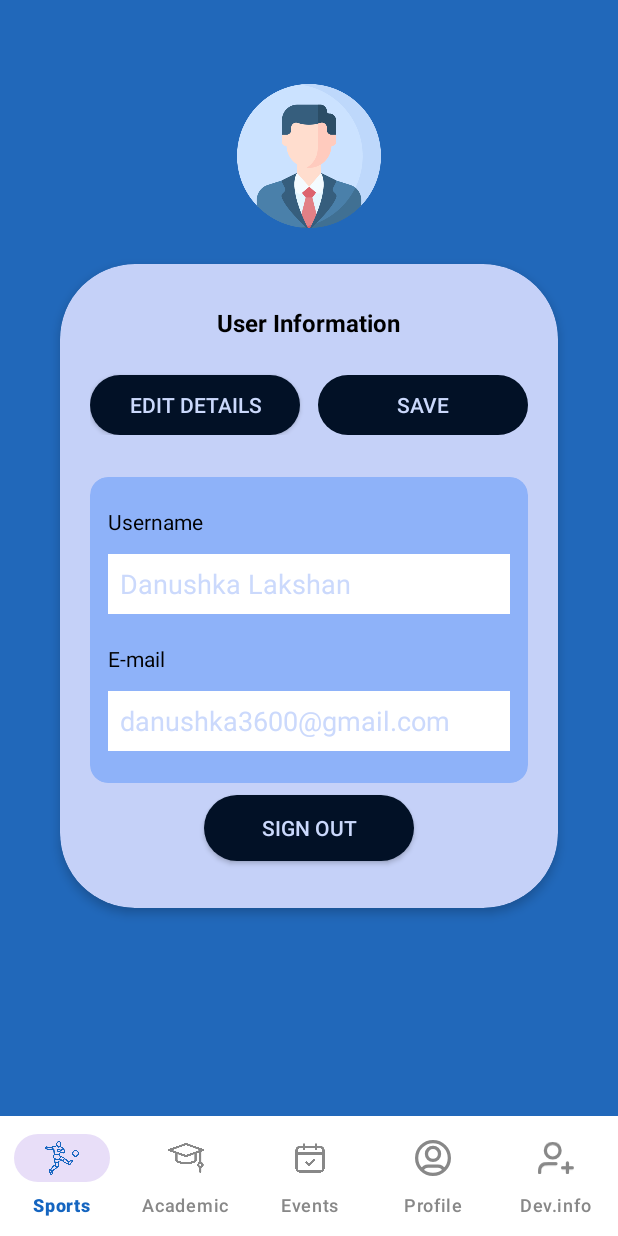
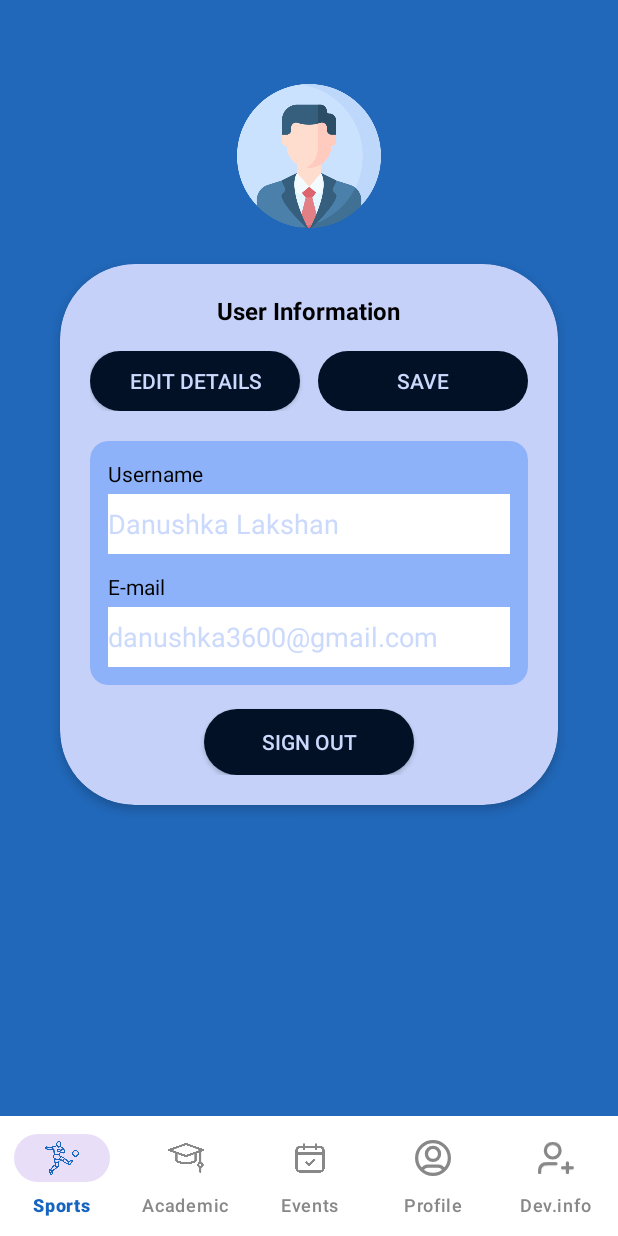
Before and after one commit to danutech-uoc/fotnewsjava, an Android app: the fragment ProfileFragment placed in its activity, on a phone screen of 412 x 824 dp. Run offline under Robolectric (Android 15) with nearby library versions, the phone set to English and light mode, and no system bars; our stand-ins replace Firebase (no records; nobody signed in at launch, a user with empty details on screens opened directly).

Commit message:
edit text added
edi text profile

```diff
--- /dev/null
+++ b/app/src/main/res/drawable/rounded_edittext.xml
@@ -0,0 +1,6 @@
+<?xml version="1.0" encoding="utf-8"?>
+<shape xmlns:android="http://schemas.android.com/apk/res/android">
+    <solid android:color="#FFFFFF"/>
+    <corners android:radius="25dp"/>
+    <stroke android:color="#C5D1F8" android:width="2dp"/>
+</shape>
--- a/app/src/main/res/layout/fragment_profile.xml
+++ b/app/src/main/res/layout/fragment_profile.xml
@@ -1,4 +1,3 @@
-<?xml version="1.0" encoding="utf-8"?>
 <LinearLayout
     xmlns:android="http://schemas.android.com/apk/res/android"
     xmlns:app="http://schemas.android.com/apk/res-auto"
@@ -10,142 +9,129 @@
     android:gravity="center_horizontal">
 
     <!-- Profile Icon Circle -->
-    <View
+    <ImageView
         android:layout_width="96dp"
         android:layout_height="96dp"
         android:layout_marginBottom="24dp"
         android:layout_marginTop="32dp"
-        android:background="@drawable/profile" />
+        android:src="@drawable/profile"
+        android:scaleType="centerCrop" />
 
     <!-- User Information Container -->
     <LinearLayout
         android:layout_width="match_parent"
-        android:layout_height="429dp"
+        android:layout_height="wrap_content"
         android:layout_marginHorizontal="16dp"
         android:layout_marginBottom="32dp"
         android:background="@drawable/rounded_corners"
         android:backgroundTint="#C5D1F8"
         android:clipToOutline="true"
-        android:clipToPadding="false"
-        android:elevation="4dp"
         android:orientation="vertical"
-        android:padding="20dp">
+        android:padding="20dp"
+        android:elevation="4dp">
 
         <!-- Title -->
         <TextView
             android:layout_width="wrap_content"
             android:layout_height="wrap_content"
             android:layout_gravity="center_horizontal"
-            android:layout_marginTop="8dp"
-            android:layout_marginBottom="16dp"
             android:text="User Information"
             android:textColor="#000000"
             android:textSize="16sp"
-            android:textStyle="bold" />
+            android:textStyle="bold"
+            android:layout_marginBottom="16dp" />
 
         <!-- Buttons Row -->
         <LinearLayout
             android:layout_width="match_parent"
             android:layout_height="wrap_content"
-            android:layout_marginBottom="20dp"
             android:orientation="horizontal"
-            android:weightSum="2">
+            android:weightSum="2"
+            android:layout_marginBottom="20dp">
 
             <androidx.appcompat.widget.AppCompatButton
                 android:id="@+id/btnEdit"
                 android:layout_width="0dp"
                 android:layout_height="40dp"
-                android:layout_marginTop="8dp"
-                android:layout_marginEnd="12dp"
                 android:layout_weight="1"
                 android:background="@drawable/btn_dark_rounded"
                 android:text="Edit Details"
-                android:textColor="@color/whitetext" />
+                android:textColor="@color/whitetext"
+                android:layout_marginEnd="12dp" />
 
             <androidx.appcompat.widget.AppCompatButton
                 android:id="@+id/btnSave"
                 android:layout_width="0dp"
                 android:layout_height="40dp"
-                android:layout_marginTop="8dp"
                 android:layout_weight="1"
                 android:background="@drawable/btn_dark_rounded"
-                android:enabled="false"
                 android:text="Save"
-                android:textColor="@color/whitetext" />
+                android:textColor="@color/whitetext"
+                android:enabled="false"/>
         </LinearLayout>
 
         <!-- Input Fields Container -->
         <LinearLayout
             android:layout_width="match_parent"
-            android:layout_height="204dp"
-            android:layout_marginTop="8dp"
+            android:layout_height="wrap_content"
+            android:orientation="vertical"
             android:background="@drawable/rounded_inner_container"
             android:clipToOutline="true"
-            android:orientation="vertical"
             android:padding="12dp">
 
-            <!-- Username Label -->
+            <!-- Username -->
             <TextView
                 android:layout_width="wrap_content"
                 android:layout_height="wrap_content"
-                android:layout_marginTop="8dp"
-                android:layout_marginBottom="4dp"
                 android:text="Username"
                 android:textColor="#000000"
-                android:textSize="14sp" />
+                android:textSize="14sp"
+                android:layout_marginBottom="4dp"/>
 
-            <!-- Username EditText -->
             <EditText
                 android:id="@+id/etUsername"
                 android:layout_width="match_parent"
                 android:layout_height="40dp"
-                android:layout_marginTop="8dp"
-                android:layout_marginBottom="12dp"
-                android:background="@drawable/rounded_edittext_inner"
+                android:background="@drawable/rounded_edittext"
                 android:cursorVisible="false"
                 android:enabled="false"
+                android:text="Danushka Lakshan"
+                android:textColor="@color/whitetext"
                 android:focusable="false"
-                android:focusableInTouchMode="false"
-                android:padding="8dp"
-                android:text="Danushka Lakshan"
-                android:textColor="@color/whitetext" />
+                android:focusableInTouchMode="false"/>
 
-            <!-- Email Label -->
+            <!-- Email -->
             <TextView
                 android:layout_width="wrap_content"
                 android:layout_height="wrap_content"
-                android:layout_marginTop="8dp"
-                android:layout_marginBottom="4dp"
                 android:text="E-mail"
                 android:textColor="#000000"
-                android:textSize="14sp" />
+                android:textSize="14sp"
+                android:layout_marginBottom="4dp"
+                android:layout_marginTop="12dp"/>
 
-            <!-- Email EditText -->
             <EditText
                 android:id="@+id/etEmail"
                 android:layout_width="match_parent"
                 android:layout_height="40dp"
-                android:layout_marginTop="8dp"
-                android:background="@drawable/rounded_edittext_inner"
+                android:background="@drawable/rounded_edittext"
                 android:cursorVisible="false"
                 android:enabled="false"
+                android:text="danushka3600@gmail.com"
+                android:textColor="@color/whitetext"
                 android:focusable="false"
-                android:focusableInTouchMode="false"
-                android:padding="8dp"
-                android:text="danushka3600@gmail.com"
-                android:textColor="@color/whitetext" />
+                android:focusableInTouchMode="false"/>
         </LinearLayout>
 
+        <!-- Sign Out Button -->
         <androidx.appcompat.widget.AppCompatButton
             android:id="@+id/btnSignOut"
             android:layout_width="140dp"
             android:layout_height="44dp"
             android:layout_gravity="center_horizontal"
-            android:layout_marginTop="8dp"
+            android:layout_marginTop="16dp"
             android:background="@drawable/btn_dark_rounded"
             android:text="Sign out"
             android:textColor="@color/whitetext" />
     </LinearLayout>
-
-    <!-- Sign out Button -->
 </LinearLayout>
```
